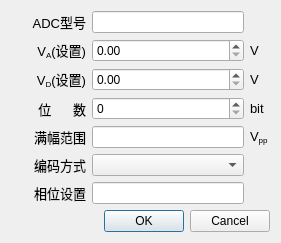
The window that soft/zebra-scope/StaticSettingsDialog.ui (Quenii/ADCEVM) describes before a commit, drawn with Qt 5.
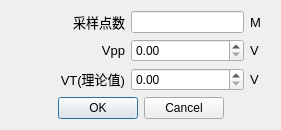
The same window after the commit.

```diff
--- a/soft/zebra-scope/StaticSettingsDialog.ui
+++ b/soft/zebra-scope/StaticSettingsDialog.ui
@@ -7,7 +7,7 @@
     <x>0</x>
     <y>0</y>
     <width>281</width>
-    <height>227</height>
+    <height>121</height>
    </rect>
   </property>
   <property name="windowTitle">
@@ -25,7 +25,7 @@
         </font>
        </property>
        <property name="text">
-        <string>ADC型号</string>
+        <string>采样点数</string>
        </property>
        <property name="alignment">
         <set>Qt::AlignRight|Qt::AlignTrailing|Qt::AlignVCenter</set>
@@ -51,7 +51,11 @@
         </font>
        </property>
        <property name="text">
-        <string>V&lt;sub&gt;A&lt;/sub&gt;(设置)</string>
+        <string>&lt;!DOCTYPE HTML PUBLIC &quot;-//W3C//DTD HTML 4.0//EN&quot; &quot;http://www.w3.org/TR/REC-html40/strict.dtd&quot;&gt;
+&lt;html&gt;&lt;head&gt;&lt;meta name=&quot;qrichtext&quot; content=&quot;1&quot; /&gt;&lt;style type=&quot;text/css&quot;&gt;
+p, li { white-space: pre-wrap; }
+&lt;/style&gt;&lt;/head&gt;&lt;body style=&quot; font-family:'Arial'; font-size:10pt; font-weight:400; font-style:normal;&quot;&gt;
+&lt;p style=&quot; margin-top:0px; margin-bottom:0px; margin-left:0px; margin-right:0px; -qt-block-indent:0; text-indent:0px;&quot;&gt;Vpp&lt;/p&gt;&lt;/body&gt;&lt;/html&gt;</string>
        </property>
        <property name="alignment">
         <set>Qt::AlignRight|Qt::AlignTrailing|Qt::AlignVCenter</set>
@@ -102,7 +106,11 @@
         </font>
        </property>
        <property name="text">
-        <string>V&lt;sub&gt;D&lt;/sub&gt;(设置)</string>
+        <string>&lt;!DOCTYPE HTML PUBLIC &quot;-//W3C//DTD HTML 4.0//EN&quot; &quot;http://www.w3.org/TR/REC-html40/strict.dtd&quot;&gt;
+&lt;html&gt;&lt;head&gt;&lt;meta name=&quot;qrichtext&quot; content=&quot;1&quot; /&gt;&lt;style type=&quot;text/css&quot;&gt;
+p, li { white-space: pre-wrap; }
+&lt;/style&gt;&lt;/head&gt;&lt;body style=&quot; font-family:'Arial'; font-size:10pt; font-weight:400; font-style:normal;&quot;&gt;
+&lt;p style=&quot; margin-top:0px; margin-bottom:0px; margin-left:0px; margin-right:0px; -qt-block-indent:0; text-indent:0px;&quot;&gt;VT(理论值)&lt;/p&gt;&lt;/body&gt;&lt;/html&gt;</string>
        </property>
        <property name="alignment">
         <set>Qt::AlignRight|Qt::AlignTrailing|Qt::AlignVCenter</set>
@@ -132,111 +140,17 @@
        </property>
       </widget>
      </item>
-     <item row="3" column="0">
-      <widget class="QLabel" name="labl_6">
-       <property name="font">
-        <font>
-         <family>Arial</family>
-         <pointsize>10</pointsize>
-        </font>
-       </property>
-       <property name="text">
-        <string>位      数</string>
-       </property>
-       <property name="alignment">
-        <set>Qt::AlignRight|Qt::AlignTrailing|Qt::AlignVCenter</set>
-       </property>
-      </widget>
-     </item>
-     <item row="3" column="1">
-      <widget class="QSpinBox" name="bitCountSpinBox">
-       <property name="sizePolicy">
-        <sizepolicy hsizetype="Preferred" vsizetype="Fixed">
-         <horstretch>0</horstretch>
-         <verstretch>0</verstretch>
-        </sizepolicy>
-       </property>
-      </widget>
-     </item>
-     <item row="3" column="2">
-      <widget class="QLabel" name="labl_12">
-       <property name="font">
-        <font>
-         <family>Arial</family>
-         <pointsize>10</pointsize>
-        </font>
-       </property>
-       <property name="text">
-        <string>bit</string>
-       </property>
-      </widget>
-     </item>
-     <item row="4" column="0">
-      <widget class="QLabel" name="labl_7">
-       <property name="font">
-        <font>
-         <family>Arial</family>
-         <pointsize>10</pointsize>
-        </font>
-       </property>
-       <property name="text">
-        <string>满幅范围</string>
-       </property>
-       <property name="alignment">
-        <set>Qt::AlignRight|Qt::AlignTrailing|Qt::AlignVCenter</set>
-       </property>
-      </widget>
-     </item>
-     <item row="4" column="1">
-      <widget class="QLineEdit" name="vppLineEdit">
-       <property name="sizePolicy">
-        <sizepolicy hsizetype="Preferred" vsizetype="Fixed">
-         <horstretch>0</horstretch>
-         <verstretch>0</verstretch>
-        </sizepolicy>
-       </property>
-      </widget>
-     </item>
-     <item row="4" column="2">
-      <widget class="QLabel" name="labl_13">
-       <property name="font">
-        <font>
-         <family>Arial</family>
-         <pointsize>10</pointsize>
-        </font>
-       </property>
-       <property name="text">
-        <string>V&lt;sub&gt;pp&lt;/sub&gt;</string>
-       </property>
-      </widget>
-     </item>
-     <item row="5" column="0">
-      <widget class="QLabel" name="labl_8">
-       <property name="font">
-        <font>
-         <family>Arial</family>
-         <pointsize>10</pointsize>
-        </font>
-       </property>
-       <property name="text">
-        <string>编码方式</string>
-       </property>
-       <property name="alignment">
-        <set>Qt::AlignRight|Qt::AlignTrailing|Qt::AlignVCenter</set>
-       </property>
-      </widget>
-     </item>
-     <item row="6" column="0">
-      <widget class="QLabel" name="labl_9">
+     <item row="0" column="2">
+      <widget class="QLabel" name="labl_14">
        <property name="minimumSize">
         <size>
-         <width>75</width>
+         <width>20</width>
          <height>0</height>
         </size>
        </property>
        <property name="maximumSize">
         <size>
-         <width>75</width>
+         <width>20</width>
          <height>16777215</height>
         </size>
        </property>
@@ -247,26 +161,10 @@
         </font>
        </property>
        <property name="text">
-        <string>相位设置</string>
+        <string>M</string>
        </property>
-       <property name="alignment">
-        <set>Qt::AlignRight|Qt::AlignTrailing|Qt::AlignVCenter</set>
-       </property>
       </widget>
      </item>
-     <item row="6" column="1">
-      <widget class="QLineEdit" name="phaseLineEdit">
-       <property name="sizePolicy">
-        <sizepolicy hsizetype="Preferred" vsizetype="Fixed">
-         <horstretch>0</horstretch>
-         <verstretch>0</verstretch>
-        </sizepolicy>
-       </property>
-      </widget>
-     </item>
-     <item row="5" column="1">
-      <widget class="QComboBox" name="codingComboBox"/>
-     </item>
     </layout>
    </item>
    <item row="1" column="0">
@@ -277,6 +175,9 @@
      <property name="standardButtons">
       <set>QDialogButtonBox::Cancel|QDialogButtonBox::Ok</set>
      </property>
+     <property name="centerButtons">
+      <bool>true</bool>
+     </property>
     </widget>
    </item>
   </layout>
```
Left out of the diff: 6 changed lines with no effect on the pictures.
